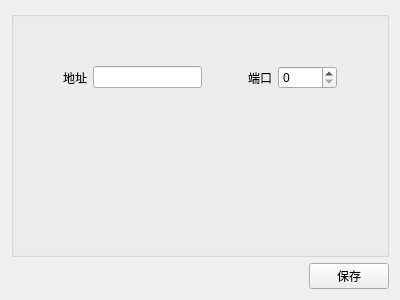
Kpure1000/mxzygl_client, file gui/uicomponent/option_server.ui: the form before one commit.
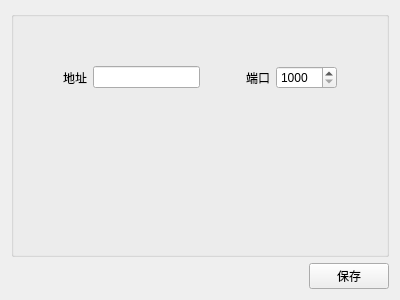
The form after the commit.

What changed in the file:
```diff
--- a/gui/uicomponent/option_server.ui
+++ b/gui/uicomponent/option_server.ui
@@ -94,7 +94,14 @@
              </widget>
             </item>
             <item>
-             <widget class="QSpinBox" name="sb_port"/>
+             <widget class="QSpinBox" name="sb_port">
+              <property name="minimum">
+               <number>1000</number>
+              </property>
+              <property name="maximum">
+               <number>65535</number>
+              </property>
+             </widget>
             </item>
            </layout>
           </item>
```
